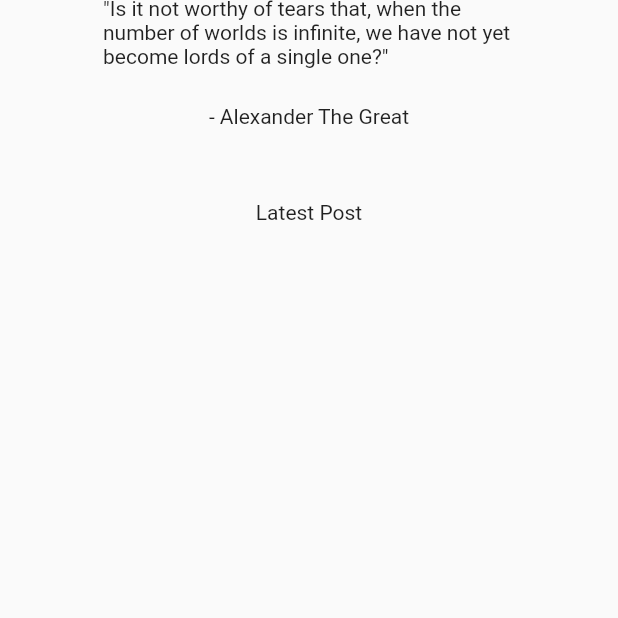
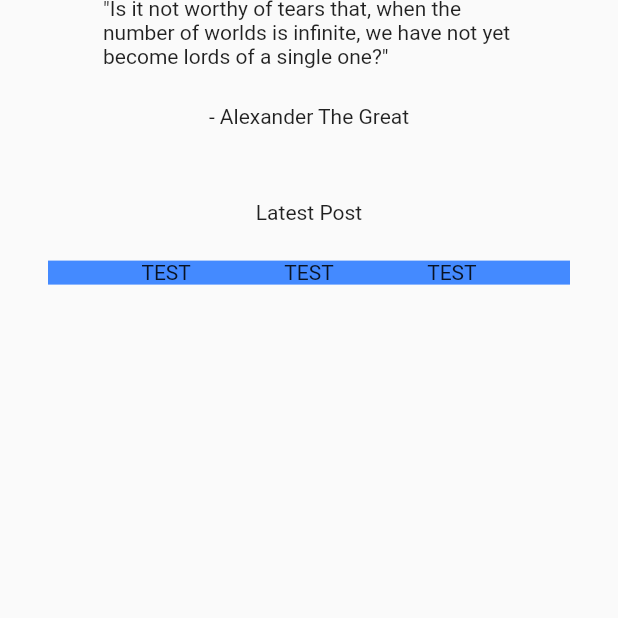
Before and after one commit to danielyoon/sangjishik, a Flutter app: the screen it shows after launch, scrolled down 824 dp, on a phone screen of 412 x 824 dp, the top half of it. Run offline on Flutter 3.47's test engine with Material 2 defaults, Android fonts, the light colour scheme and no system bars; our stand-ins replace go_router, sized_context; network calls fail.

Commit message:
Added aligning

```diff
--- a/lib/user_interface/screens/home/home_post_buttons.dart
+++ b/lib/user_interface/screens/home/home_post_buttons.dart
@@ -11,6 +11,7 @@ class HomePostButtons extends StatelessWidget {
     return Center(
       child: isSmallScreen
           ? Text('Latest Post')
+          //TODO: Work on spacing, whether same as appbar or as is now....
           : Row(
               mainAxisAlignment: MainAxisAlignment.spaceEvenly,
               children: const [
--- a/lib/user_interface/screens/home/home_screen.dart
+++ b/lib/user_interface/screens/home/home_screen.dart
@@ -121,6 +121,22 @@ class _HomeScreenState extends State<HomeScreen> {
                       ),
                       VSpace.xl,
                       HomePostButtons(isSmallScreen: isSmallScreen),
+                      VSpace.med,
+                      Padding(
+                        padding: const EdgeInsets.symmetric(horizontal: 32),
+                        child: Container(
+                          color: Colors.blueAccent,
+                          width: width,
+                          child: Row(
+                            mainAxisAlignment: MainAxisAlignment.spaceEvenly,
+                            children: [
+                              Text('TEST'),
+                              Text('TEST'),
+                              Text('TEST'),
+                            ],
+                          ),
+                        ),
+                      )
                     ],
                   ),
                 ),
--- /dev/null
+++ b/lib/user_interface/styled_widgets/styled_navigation.dart
@@ -0,0 +1 @@
+import 'package:sangjishik/core_packages.dart';
--- a/lib/user_interface/styled_widgets/styled_widgets.dart
+++ b/lib/user_interface/styled_widgets/styled_widgets.dart
@@ -1 +1,2 @@
+export 'styled_posts.dart';
 export 'styled_spacers.dart';
```
Also changed, not shown: lib/user_interface/styled_widgets/styled_posts.dart (+10 -2 lines).
